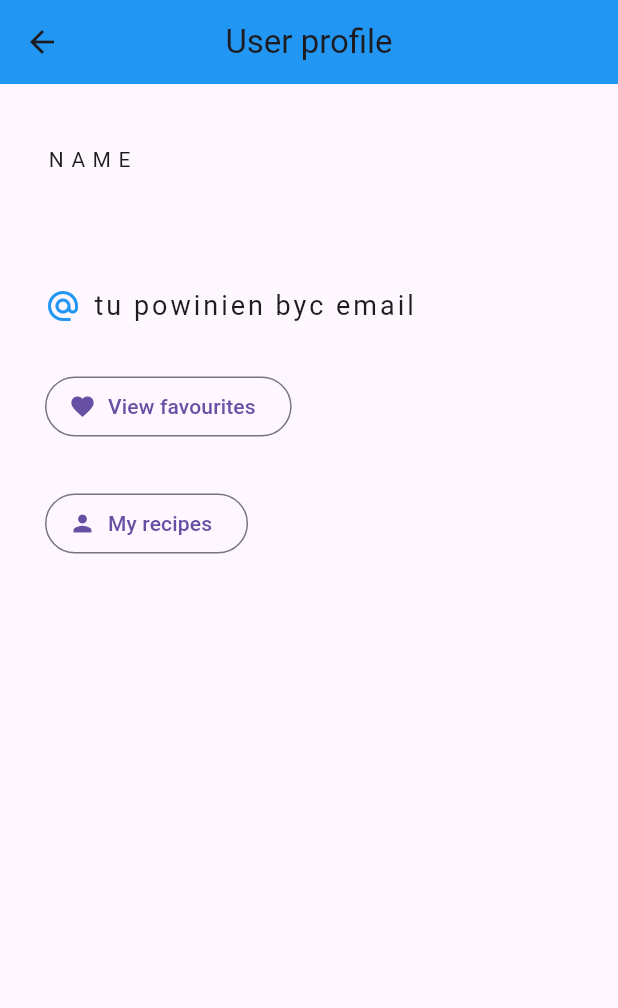
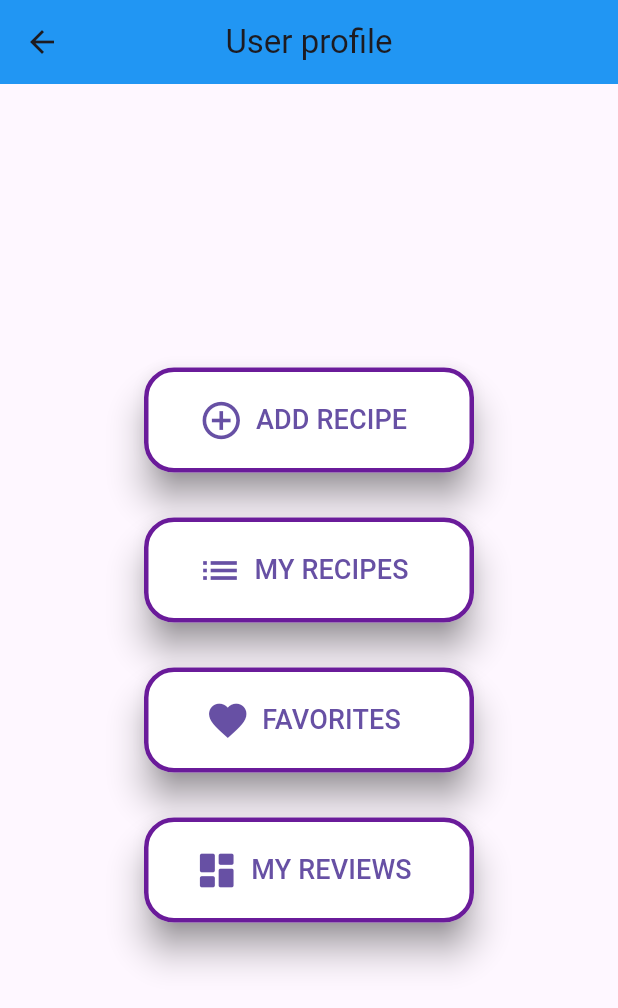
Before and after one commit to xdCranx/RecipeWorld, a Flutter app: the UserPage screen opened by its route, on a phone screen of 412 x 824 dp. Shown: the top 1008 px of the screen. Run offline on Flutter 3.47's test engine with Material 3 defaults, Android fonts, the phone set to English and light mode, and no system bars; our stand-ins replace get; accounts and stored records are empty; network calls fail.

Commit message:
Rebuild UserPage, add MyReviewsPage, delete review api integration

```diff
--- a/frontend/lib/controllers/user_controller.dart
+++ b/frontend/lib/controllers/user_controller.dart
@@ -1,9 +1,10 @@
 import 'dart:convert';
-
+import 'dart:io';
 import 'package:get/get.dart';
 import 'package:http/http.dart' as http;
 import 'package:recipe_world2/DTOs/recipe_dto.dart';
 import 'package:recipe_world2/services/user.dart';
+import '../DTOs/review_dto.dart';
 
 class UserController extends GetxController {
 
@@ -15,10 +16,21 @@ class UserController extends GetxController {
   late List<RecipeDTO> _myRecipes;
   get myRecipes=> _myRecipes;
 
-  final String apiUrl = "http://localhost:8080/api/user";
-  final String myRecipesUrl = "http://localhost:8080/api/recipe/author";
+  late List<ReviewDTO> _myReviews;
+  get myReviews=> _myReviews;
+
+  late String apiUrl;
+  late String myRecipesUrl;
+  late String myReviewsUrl;
+  late String deleteReviewApiUrl;
 
   Future<bool> login(String username, String password) async {
+    if(Platform.isAndroid) {
+      apiUrl = "http://10.0.2.2:8080/api/user";
+    } else {
+      apiUrl = "http://localhost:8080/api/user";
+    }
+
     try {
       final response = await http.post(
         Uri.parse("$apiUrl/login"),
@@ -44,6 +56,12 @@ class UserController extends GetxController {
   }
 
   Future<List<RecipeDTO>> getMyRecipes() async {
+    if(Platform.isAndroid) {
+      myRecipesUrl = "http://10.0.2.2:8080/api/recipe/author";
+    } else {
+      myRecipesUrl = "http://localhost:8080/api/recipe/author";
+    }
+
     try {
       final response = await http.get(
         Uri.parse("$myRecipesUrl/${_user.id}"),
@@ -66,4 +84,57 @@ class UserController extends GetxController {
       return [];
     }
   }
+
+  Future<List<ReviewDTO>> getMyReviews() async {
+    if(Platform.isAndroid) {
+      myReviewsUrl = "http://10.0.2.2:8080/api/review/user";
+    } else {
+      myReviewsUrl = "http://localhost:8080/api/review/user";
+    }
+
+    try {
+      final response = await http.get(
+        Uri.parse("$myReviewsUrl/${_user.id}"),
+        headers: {"Content-Type": "application/json"},
+      );
+
+      if (response.statusCode == 200) {
+        List<dynamic> recipeJsonList = json.decode(response.body);
+        List<ReviewDTO> reviews = recipeJsonList.map((json) => ReviewDTO.fromJson(json)).toList();
+        print(reviews);
+        _myReviews = reviews;
+
+        return reviews;
+      } else {
+        print("Get My Recipes Error: ${response.statusCode}");
+        return [];
+      }
+    } catch (e) {
+      print("Exception: $e");
+      return [];
+    }
+  }
+
+  Future<Map<String, dynamic>> deleteMyReview(int reviewId) async {
+    if (Platform.isAndroid) {
+      deleteReviewApiUrl = "http://10.0.2.2:8080/api/review";
+    } else {
+      deleteReviewApiUrl = "http://localhost:8080/api/review";
+    }
+
+    try {
+      final response = await http.delete(
+        Uri.parse("$deleteReviewApiUrl/$reviewId"),
+        headers: {"Content-Type": "application/json"},
+      );
+
+      if (response.statusCode == 200) {
+        return {'success': true};
+      } else {
+        return {'error': "Delete Review Error: ${response.statusCode}"};
+      }
+    } catch (e) {
+      return {'error': "Exception: $e"};
+    }
+  }
 }
--- a/frontend/lib/main.dart
+++ b/frontend/lib/main.dart
@@ -7,10 +7,10 @@
 import 'pages/add_recipe.dart';
 
 void main() {
-  runApp(MyApp());
+  runApp(RecipeWorld());
 }
 
-class MyApp extends StatelessWidget {
+class RecipeWorld extends StatelessWidget {
   @override
   Widget build(BuildContext context) {
     return GetMaterialApp(
--- a/frontend/lib/pages/login.dart
+++ b/frontend/lib/pages/login.dart
@@ -32,6 +32,7 @@ class _LoginState extends State<Login> {
                 hintText: 'Enter username',
               ),
             ),
+            const SizedBox(height: 5,),
             TextField(
               controller: passwordController,
               decoration: InputDecoration(
--- a/frontend/lib/pages/recipe_page.dart
+++ b/frontend/lib/pages/recipe_page.dart
@@ -270,7 +270,7 @@ class ReviewList extends StatelessWidget {
                   )
                 ),
                 Text(
-                  review.comment,
+                  "💭: ${review.comment}",
                   style: TextStyle(
                     fontSize: 12,
                     color: Colors.grey[600],
--- a/frontend/lib/pages/user_page.dart
+++ b/frontend/lib/pages/user_page.dart
@@ -1,6 +1,7 @@
 import 'package:flutter/material.dart';
 import 'package:recipe_world2/controllers/user_controller.dart';
 import 'package:recipe_world2/pages/favourites.dart';
+import 'package:recipe_world2/pages/my_reviews_page.dart';
 import '/services/user.dart';
 import 'my_recipes.dart';
 import 'package:get/get.dart';
@@ -18,69 +19,136 @@ class _UserPageState extends State<UserPage> {
   @override
   Widget build(BuildContext context) {
     return Scaffold(
-
       appBar: AppBar(
-          title: Text("User profile",),
+        title: const Text("User profile",),
         centerTitle: true,
         elevation: 0,
         backgroundColor: Colors.blue,
       ),
-
-        body:  Padding(
-            padding: EdgeInsets.fromLTRB(30, 40, 30, 0),
+      body: Padding(
+        padding: const EdgeInsets.fromLTRB(0, 20, 0, 0),
         child:
-            Column(
-                crossAxisAlignment: CrossAxisAlignment.start,
+        Center(
+          child: Column(
+            crossAxisAlignment: CrossAxisAlignment.center,
+            mainAxisAlignment: MainAxisAlignment.start,
             children: <Widget>[
-                  Text('NAME',
-                      style: TextStyle(
-
-                          letterSpacing: 5.0
-                      )),
-                  SizedBox(height: 5),
-                  Text(loggedUser.username,
+              const SizedBox(height: 20,),
+              Text(
+                loggedUser.username,
                 style: TextStyle(
                     color: Colors.grey[600],
-                          letterSpacing: 2,
-                          fontSize: 28,
+                    fontSize: 55,
                     fontWeight: FontWeight.bold
-                      )),
-                  SizedBox(height: 30),
-
-                  Row(
-                    children: <Widget>[
-                      Icon(Icons.alternate_email, color: Colors.blue),
-                      SizedBox(width: 8),
-                      Text("tu powinien byc email",
+                )
+              ),
+              const SizedBox(height: 70,),
+              OutlinedButton.icon(
+                icon: const Icon(Icons.add_circle_outline),
+                label: const Text(
+                  "ADD RECIPE",
                   style: TextStyle(
-
-                            fontSize: 18,
-                            letterSpacing: 2
-                        ),),
-
-                    ],
+                      fontSize: 18
                   ),
-                  SizedBox(height: 30),
+                ),
+                style: ButtonStyle(
+                  iconSize: MaterialStateProperty.all(30),
+                  elevation: MaterialStateProperty.all(10),
+                  backgroundColor: MaterialStateProperty.all(Colors.white),
+                  shadowColor: MaterialStateProperty.all(Colors.grey[800]),
+                  fixedSize: MaterialStateProperty.all(const Size(220, 70)),
+                  side: MaterialStateProperty.all(BorderSide(width: 3, color: Colors.purple.shade800)),
+                  shape: MaterialStateProperty.all<RoundedRectangleBorder>(
+                    RoundedRectangleBorder(
+                      borderRadius: BorderRadius.circular(20.0),
+                    ),
+                  ),
+                ),
+                onPressed: () {},
+              ),
+              const SizedBox(height: 30),
               OutlinedButton.icon(
-                    icon: Icon(Icons.favorite),
-                    label:Text("View favourites"),
+                icon: const Icon(Icons.list),
+                label: const Text(
+                  "MY RECIPES",
+                  style: TextStyle(
+                    fontSize: 18
+                  ),
+                ),
+                style: ButtonStyle(
+                  iconSize: MaterialStateProperty.all(30),
+                  elevation: MaterialStateProperty.all(10),
+                  backgroundColor: MaterialStateProperty.all(Colors.white),
+                  shadowColor: MaterialStateProperty.all(Colors.grey[800]),
+                  fixedSize: MaterialStateProperty.all(const Size(220, 70)),
+                  side: MaterialStateProperty.all(BorderSide(width: 3, color: Colors.purple.shade800)),
+                  shape: MaterialStateProperty.all<RoundedRectangleBorder>(
+                    RoundedRectangleBorder(
+                      borderRadius: BorderRadius.circular(20.0),
+                    ),
+                  ),
+                ),
                 onPressed: () {
                   Navigator.push(
-                          context, MaterialPageRoute(builder: (_) => FavouritesPage()));
+                      context, MaterialPageRoute(builder: (_) => const MyRecipesPage()));
                 },
               ),
-
-                  SizedBox(height: 30),
+              const SizedBox(height: 30),
               OutlinedButton.icon(
-                    icon: Icon(Icons.person),
-                    label:Text("My recipes"),
+                icon: const Icon(Icons.favorite),
+                label: const Text(
+                  "FAVORITES",
+                  style: TextStyle(
+                      fontSize: 18
+                  ),
+                ),
+                style: ButtonStyle(
+                  iconSize: MaterialStateProperty.all(30),
+                  elevation: MaterialStateProperty.all(10),
+                  backgroundColor: MaterialStateProperty.all(Colors.white),
+                  shadowColor: MaterialStateProperty.all(Colors.grey[800]),
+                  fixedSize: MaterialStateProperty.all(const Size(220, 70)),
+                  side: MaterialStateProperty.all(BorderSide(width: 3, color: Colors.purple.shade800)),
+                  shape: MaterialStateProperty.all<RoundedRectangleBorder>(
+                    RoundedRectangleBorder(
+                      borderRadius: BorderRadius.circular(20.0),
+                    ),
+                  ),
+                ),
                 onPressed: () {
                   Navigator.push(
-                          context, MaterialPageRoute(builder: (_) => MyRecipesPage()));
+                      context, MaterialPageRoute(builder: (_) => const FavouritesPage()));
                 },
               ),
-
+              const SizedBox(height: 30),
+              OutlinedButton.icon(
+                icon: const Icon(Icons.dashboard_rounded),
+                label: const Text(
+                  "MY REVIEWS",
+                  style: TextStyle(
+                      fontSize: 18
+                  ),
+                ),
+                style: ButtonStyle(
+                  iconSize: MaterialStateProperty.all(30),
+                  elevation: MaterialStateProperty.all(10),
+                  backgroundColor: MaterialStateProperty.all(Colors.white),
+                  shadowColor: MaterialStateProperty.all(Colors.grey[800]),
+                  fixedSize: MaterialStateProperty.all(const Size(220, 70)),
+                  side: MaterialStateProperty.all(BorderSide(width: 3, color: Colors.purple.shade800)),
+                  shape: MaterialStateProperty.all<RoundedRectangleBorder>(
+                    RoundedRectangleBorder(
+                      borderRadius: BorderRadius.circular(20.0),
+                    ),
+                  ),
+                ),
+                onPressed: () {
+                  Navigator.push(
+                      context, MaterialPageRoute(builder: (_) => MyReviewsPage()));
+                },
+              ),
             ]
+          ),
         )
       )
     );
--- a/frontend/lib/services/recipe_list.dart
+++ b/frontend/lib/services/recipe_list.dart
@@ -46,6 +46,11 @@ class RecipeList extends StatelessWidget {
                 ],
               ),
               const SizedBox(height:8),
+              // Text(
+              //   recipe.description,
+              //   maxLines: 4,
+              //   overflow: TextOverflow.fade,
+              // ),
               TextButton.icon(
                   onPressed: delete,
                   icon: const Icon(Icons.delete),
```
Also changed, not shown: frontend/lib/pages/my_reviews_page.dart (added, +122 -0 lines). Lines whose indentation alone changed are shown as unchanged.
